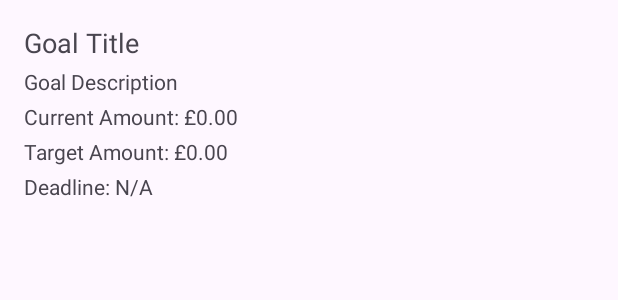
After one commit to supertclank/PersonalFinanceApp, an Android app built with Jetpack Compose: the layout goal_item.xml on its own in the app's theme, with its tools: preview values and no code run, on a phone screen of 412 x 824 dp. The commit adds this screen. Shown: the top 300 px of the screen. Run offline under Robolectric (Android 15) with nearby library versions, the light colour scheme and no system bars.

Commit message:
Progress made on goals logic

```diff
--- a/app/src/main/AndroidManifest.xml
+++ b/app/src/main/AndroidManifest.xml
@@ -67,6 +67,9 @@
         <activity
             android:name=".activity.BudgetsActivity"
             android:exported="true" />
+        <activity
+            android:name=".activity.GoalsActivity"
+            android:exported="true" />
 
 
     </application>
--- /dev/null
+++ b/app/src/main/res/layout/goal_item.xml
@@ -0,0 +1,46 @@
+<!-- goal_item.xml -->
+<LinearLayout xmlns:android="http://schemas.android.com/apk/res/android"
+    android:layout_width="match_parent"
+    android:layout_height="wrap_content"
+    android:orientation="vertical"
+    android:padding="16dp">
+
+    <TextView
+        android:id="@+id/goal_title"
+        android:layout_width="wrap_content"
+        android:layout_height="wrap_content"
+        android:text="Goal Title"
+        android:textSize="18sp" />
+
+    <TextView
+        android:id="@+id/goal_description"
+        android:layout_width="wrap_content"
+        android:layout_height="wrap_content"
+        android:text="Goal Description"
+        android:textSize="14sp"
+        android:paddingTop="4dp" />
+
+    <TextView
+        android:id="@+id/goal_current_amount"
+        android:layout_width="wrap_content"
+        android:layout_height="wrap_content"
+        android:text="Current Amount: £0.00"
+        android:textSize="14sp"
+        android:paddingTop="4dp" />
+
+    <TextView
+        android:id="@+id/goal_target_amount"
+        android:layout_width="wrap_content"
+        android:layout_height="wrap_content"
+        android:text="Target Amount: £0.00"
+        android:textSize="14sp"
+        android:paddingTop="4dp" />
+
+    <TextView
+        android:id="@+id/goal_deadline"
+        android:layout_width="wrap_content"
+        android:layout_height="wrap_content"
+        android:text="Deadline: N/A"
+        android:textSize="14sp"
+        android:paddingTop="4dp" />
+</LinearLayout>
--- a/app/src/main/res/menu/drawer_menu.xml
+++ b/app/src/main/res/menu/drawer_menu.xml
@@ -12,6 +12,9 @@
         android:id="@+id/nav_budgets"
         android:title="@string/budgets" />
     <item
+        android:id="@+id/nav_goals"
+        android:title="@string/goals" />
+    <item
         android:id="@+id/nav_settings"
         android:title="@string/settings" />
 </menu>
--- a/app/src/main/res/values/strings.xml
+++ b/app/src/main/res/values/strings.xml
@@ -76,5 +76,8 @@
     <string name="navigation_drawer_open">Open Navigation Drawer</string>
     <string name="navigation_drawer_close">Close Navigation Drawer</string>
     <string name="dark_mode">Dark Mode</string>
+    <string name="goals_content">Goals Content</string>
+    <string name="goals">Goals</string>
+    <string name="add_goal">Add Goal</string>
 
 </resources>
```
Also changed, not shown: app/src/main/java/api/AuthInterceptor.kt (added, +13 -0 lines), app/src/main/java/api/RetrofitClient.kt (+34 -11 lines), app/src/main/java/api/data_class/GoalsCreate.kt (+3 -4 lines), app/src/main/java/api/data_class/GoalsRead.kt (+4 -4 lines), app/src/main/java/com/example/personfinanceapp/RecyclerView/GoalAdapter.kt (added, +34 -0 lines), app/src/main/java/com/example/personfinanceapp/activity/BudgetsActivity.kt (+5 -2 lines), app/src/main/java/com/example/personfinanceapp/activity/DashboardActivity.kt (+9 -7 lines), app/src/main/java/com/example/personfinanceapp/activity/GoalsActivity.kt (added, +171 -0 lines), app/src/main/java/com/example/personfinanceapp/activity/ReportsActivity.kt (+5 -2 lines), app/src/main/java/com/example/personfinanceapp/activity/SettingsActivity.kt (+5 -2 lines), app/src/main/java/com/example/personfinanceapp/activity/TransactionsActivity.kt (+5 -2 lines), app/src/main/res/layout/goals.xml (added, +42 -0 lines), 2 other files.
